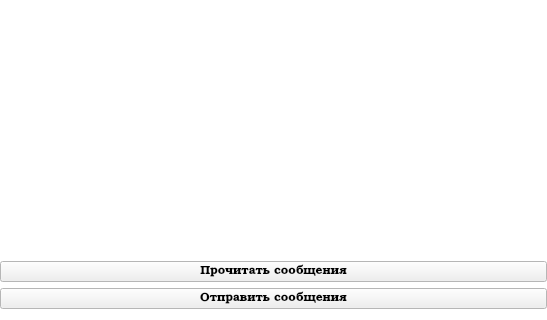
The window that mainwindow.ui (Dertosh/SocketChat) describes before a commit, drawn with Qt 5; both pictures show x 0 to 547 and y 148 to 468 of the 547 by 468 pixel window.
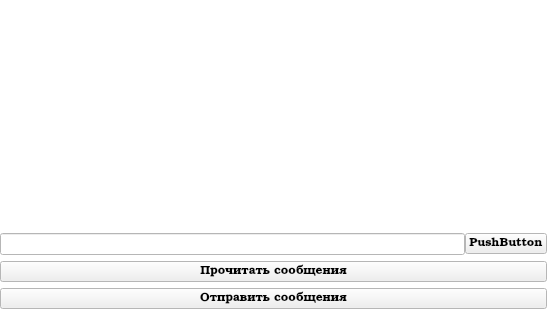
The same window after the commit.

Patch:
```diff
--- a/mainwindow.ui
+++ b/mainwindow.ui
@@ -117,6 +117,23 @@
       </property>
      </widget>
     </item>
+    <item>
+     <layout class="QHBoxLayout" name="horizontalLayout">
+      <property name="spacing">
+       <number>0</number>
+      </property>
+      <item>
+       <widget class="QLineEdit" name="lineMessege"/>
+      </item>
+      <item>
+       <widget class="QPushButton" name="sendMSGButton">
+        <property name="text">
+         <string>PushButton</string>
+        </property>
+       </widget>
+      </item>
+     </layout>
+    </item>
     <item>
      <widget class="QPushButton" name="TestButton">
       <property name="autoFillBackground">
```
